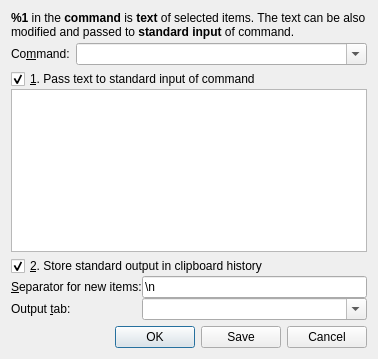
hluk/CopyQ, file src/ui/actiondialog.ui: the form before one commit.
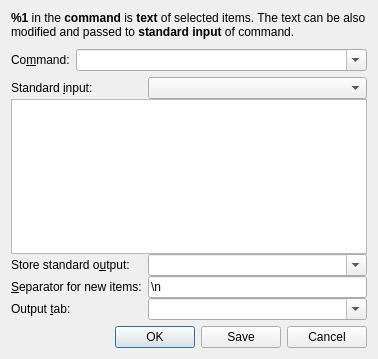
The form after the commit. Icons and pictures are not drawn.

Commit message: User settable MIME types for command input and output

What changed in the file:
```diff
--- a/src/ui/actiondialog.ui
+++ b/src/ui/actiondialog.ui
@@ -23,12 +23,7 @@
    <iconset resource="../copyq.qrc">
     <normaloff>:/images/icon-running.svg</normaloff>:/images/icon-running.svg</iconset>
   </property>
-  <layout class="QGridLayout" name="gridLayout">
-   <item row="0" column="0">
     <layout class="QVBoxLayout" name="verticalLayout">
-     <property name="spacing">
-      <number>0</number>
-     </property>
      <item>
       <layout class="QHBoxLayout" name="horizontalLayout_4">
        <property name="spacing">
@@ -89,68 +84,54 @@
       </layout>
      </item>
      <item>
-      <layout class="QVBoxLayout" name="inputLayout">
-       <property name="spacing">
-        <number>0</number>
-       </property>
-       <property name="leftMargin">
-        <number>0</number>
-       </property>
-       <property name="topMargin">
-        <number>4</number>
-       </property>
-       <property name="rightMargin">
+    <layout class="QFormLayout" name="formLayout_3">
+     <property name="verticalSpacing">
         <number>0</number>
        </property>
        <property name="bottomMargin">
-        <number>4</number>
-       </property>
-       <item>
-        <widget class="QCheckBox" name="inputCheckBox">
-         <property name="enabled">
-          <bool>true</bool>
-         </property>
-         <property name="toolTip">
-          <string/>
-         </property>
+      <number>0</number>
+     </property>
+     <item row="0" column="0">
+      <widget class="QLabel" name="label">
+       <property name="text">
+        <string>Standard &amp;input:</string>
+       </property>
+       <property name="buddy">
+        <cstring>comboBoxInputFormat</cstring>
+       </property>
+      </widget>
+     </item>
+     <item row="2" column="0">
+      <widget class="QLabel" name="label_3">
          <property name="text">
-          <string>&amp;1. Pass text to standard input of command</string>
-         </property>
-         <property name="checked">
+        <string>Store standard o&amp;utput:</string>
+       </property>
+       <property name="buddy">
+        <cstring>comboBoxOutputFormat</cstring>
+       </property>
+      </widget>
+     </item>
+     <item row="0" column="1">
+      <widget class="QComboBox" name="comboBoxInputFormat">
+       <property name="toolTip">
+        <string>Send data of given MIME type to standard input of command (leave empty to disable).</string>
+       </property>
+      </widget>
+     </item>
+     <item row="2" column="1">
+      <widget class="QComboBox" name="comboBoxOutputFormat">
+       <property name="toolTip">
+        <string>Create items from standard output of the program (leave empty to disable).</string>
+       </property>
+       <property name="editable">
           <bool>true</bool>
          </property>
         </widget>
        </item>
-       <item>
+     <item row="1" column="0" colspan="2">
         <widget class="QPlainTextEdit" name="inputText"/>
        </item>
-       <item>
-        <layout class="QFormLayout" name="formLayout">
-         <property name="fieldGrowthPolicy">
-          <enum>QFormLayout::AllNonFixedFieldsGrow</enum>
-         </property>
-        </layout>
-       </item>
-      </layout>
-     </item>
-     <item>
-      <layout class="QVBoxLayout" name="verticalLayout_2" stretch="0,0">
-       <property name="bottomMargin">
-        <number>0</number>
-       </property>
-       <item>
-        <widget class="QCheckBox" name="outputCheckBox">
-         <property name="text">
-          <string>&amp;2. Store standard output in clipboard history</string>
-         </property>
-         <property name="checked">
-          <bool>true</bool>
-         </property>
-        </widget>
-       </item>
-       <item>
-        <layout class="QFormLayout" name="formLayout_2">
-         <item row="0" column="0">
+     <item row="3" column="0">
           <widget class="QLabel" name="separatorLabel">
            <property name="text">
             <string>&amp;Separator for new items:</string>
@@ -160,14 +141,14 @@
            </property>
           </widget>
          </item>
-         <item row="0" column="1">
+     <item row="3" column="1">
           <widget class="QLineEdit" name="separatorEdit">
            <property name="text">
             <string>\n</string>
            </property>
           </widget>
          </item>
-         <item row="1" column="0">
+     <item row="4" column="0">
           <widget class="QLabel" name="labelOutputTab">
            <property name="text">
             <string>Output &amp;tab:</string>
@@ -177,7 +158,7 @@
            </property>
           </widget>
          </item>
-         <item row="1" column="1">
+     <item row="4" column="1">
           <widget class="QComboBox" name="comboBoxOutputTab">
            <property name="toolTip">
             <string>Save items in tab with given name (leave empty to save in the current tab)</string>
@@ -189,11 +170,7 @@
          </item>
         </layout>
        </item>
-      </layout>
-     </item>
-    </layout>
-   </item>
-   <item row="1" column="0">
+   <item>
     <widget class="QDialogButtonBox" name="buttonBox">
      <property name="orientation">
       <enum>Qt::Horizontal</enum>
```
Left out of the diff: 116 changed lines with no effect on the pictures. Lines whose indentation alone changed are shown as unchanged. The commit also changes 17 other files.
